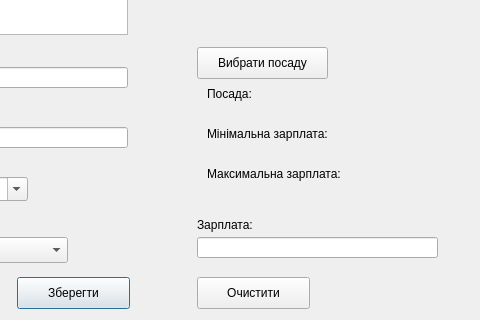
Before: the Qt Designer form addperson.ui in chepiga1995/db_project, drawn with Qt 5; both pictures show x 143 to 623 and y 203 to 523 of the 623 by 523 pixel window.
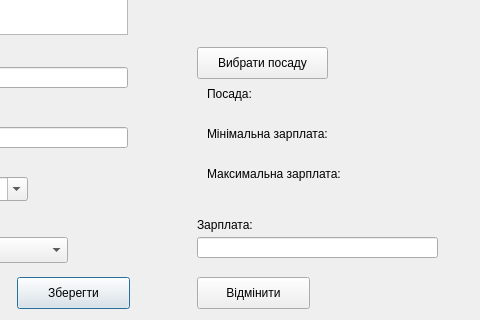
After: the same form once the commit is applied.

```diff
--- a/addperson.ui
+++ b/addperson.ui
@@ -162,7 +162,7 @@
     </rect>
    </property>
    <property name="text">
-    <string>Очистити</string>
+    <string>Відмінити</string>
    </property>
   </widget>
   <widget class="QLabel" name="label_15">
```
Left out of the diff: 2 changed lines with no effect on the pictures.
